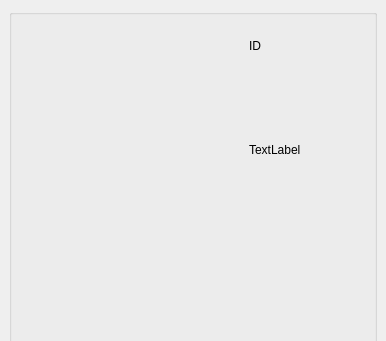
Qt form 2_Proj/client/homePage.ui (sitakerchen/MultiStereo) before a commit; both pictures show x 0 to 386 and y 0 to 341 of the 386 by 788 pixel window.
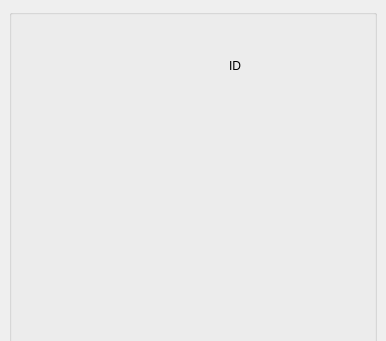
The same form after that commit.

What changed in the file:
```diff
--- a/2_Proj/client/homePage.ui
+++ b/2_Proj/client/homePage.ui
@@ -23,13 +23,13 @@
       <widget class="QWidget" name="layoutWidget">
        <property name="geometry">
         <rect>
-         <x>240</x>
-         <y>30</y>
-         <width>121</width>
-         <height>201</height>
+         <x>220</x>
+         <y>10</y>
+         <width>140</width>
+         <height>191</height>
         </rect>
        </property>
-       <layout class="QVBoxLayout" name="verticalLayout_2" stretch="0,1">
+       <layout class="QVBoxLayout" name="verticalLayout_2" stretch="0,0">
         <item>
          <widget class="QLabel" name="label_0">
           <property name="text">
@@ -39,8 +39,11 @@
         </item>
         <item>
          <widget class="QLabel" name="label_id">
+          <property name="styleSheet">
+           <string notr="true">font: 700 72pt &quot;Segoe UI&quot;;</string>
+          </property>
           <property name="text">
-           <string>TextLabel</string>
+           <string/>
           </property>
          </widget>
         </item>
```
